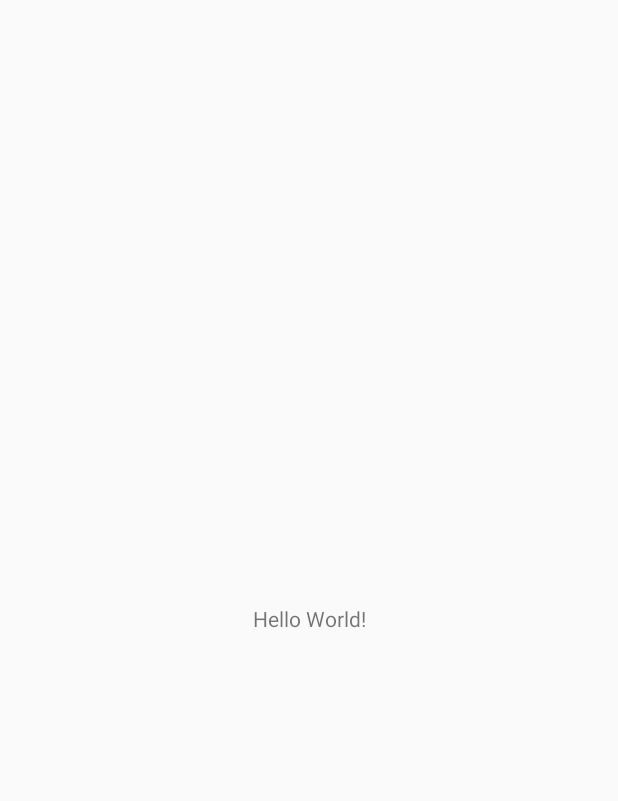
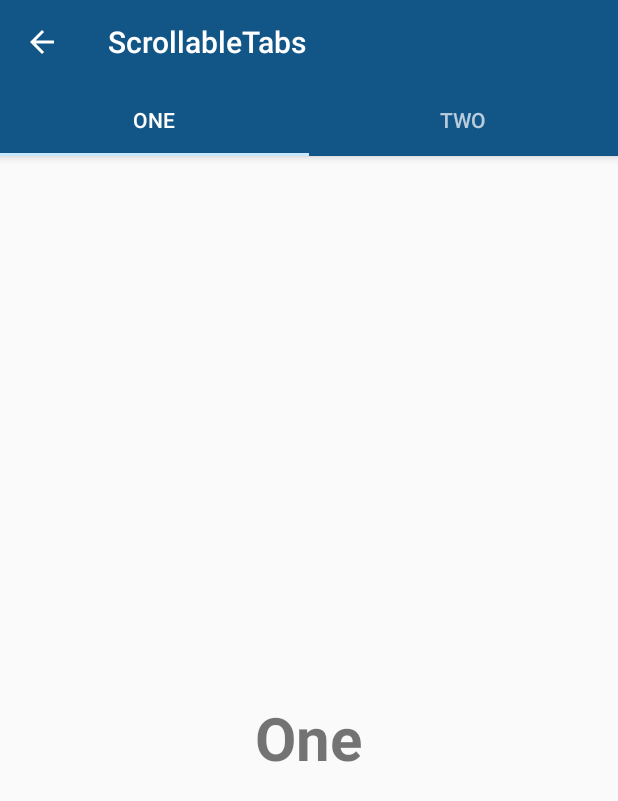
Before and after one commit to nirajmark/ScrollableTabs, an Android app: the screen it shows after launch (MainActivity), on a phone screen of 412 x 824 dp. Before the commit the part shown is almost empty. Shown: the top 801 px of the screen. Run offline under Robolectric (Android 15) with nearby library versions, the phone set to English and light mode, and no system bars.

Commit message:
Created simple scrollable tabs with hardcoded contain

```diff
--- a/app/src/main/java/com/company/scrollabletabs/MainActivity.java
+++ b/app/src/main/java/com/company/scrollabletabs/MainActivity.java
@@ -1,13 +1,79 @@
 package com.company.scrollabletabs;
 
+import android.support.design.widget.TabLayout;
+import android.support.v4.app.Fragment;
+import android.support.v4.app.FragmentManager;
+import android.support.v4.app.FragmentPagerAdapter;
+import android.support.v4.view.ViewPager;
 import android.support.v7.app.AppCompatActivity;
 import android.os.Bundle;
+import android.support.v7.widget.Toolbar;
+
+import com.company.scrollabletabs.fragments.OneFragment;
+import com.company.scrollabletabs.fragments.TwoFragment;
+
+import java.util.ArrayList;
+import java.util.List;
 
 public class MainActivity extends AppCompatActivity {
+
+    private Toolbar toolbar;
+    private TabLayout tabLayout;
+    private ViewPager viewPager;
 
     @Override
     protected void onCreate(Bundle savedInstanceState) {
         super.onCreate(savedInstanceState);
         setContentView(R.layout.activity_main);
+
+        toolbar = (Toolbar) findViewById(R.id.toolbar);
+        setSupportActionBar(toolbar);
+
+        getSupportActionBar().setDisplayHomeAsUpEnabled(true);
+
+        viewPager = (ViewPager) findViewById(R.id.viewpager);
+        setupViewPager(viewPager);
+
+        tabLayout = (TabLayout) findViewById(R.id.tabs);
+        tabLayout.setupWithViewPager(viewPager);
+    }
+
+    private void setupViewPager(ViewPager viewPager) {
+        ViewPagerAdapter adapter = new ViewPagerAdapter(getSupportFragmentManager());
+        adapter.addFragment(new OneFragment(), "ONE");
+        adapter.addFragment(new TwoFragment(), "TWO");
+
+        viewPager.setAdapter(adapter);
+    }
+
+    class ViewPagerAdapter extends FragmentPagerAdapter {
+        private final List<Fragment> mFragmentList = new ArrayList<>();
+        private final List<String> mFragmentTitleList = new ArrayList<>();
+
+        public ViewPagerAdapter(FragmentManager manager) {
+            super(manager);
+        }
+
+        @Override
+        public Fragment getItem(int position) {
+            return mFragmentList.get(position);
+        }
+
+        @Override
+        public int getCount() {
+            return mFragmentList.size();
+        }
+
+        public void addFragment(Fragment fragment, String title) {
+            mFragmentList.add(fragment);
+            mFragmentTitleList.add(title);
+        }
+
+        @Override
+        public CharSequence getPageTitle(int position) {
+            return mFragmentTitleList.get(position);
+        }
     }
 }
+
+//Link : https://www.androidhive.info/2015/09/android-material-design-working-with-tabs/
--- /dev/null
+++ b/app/src/main/java/com/company/scrollabletabs/fragments/OneFragment.java
@@ -0,0 +1,32 @@
+package com.company.scrollabletabs.fragments;
+
+
+import android.os.Bundle;
+import android.support.v4.app.Fragment;
+import android.view.LayoutInflater;
+import android.view.View;
+import android.view.ViewGroup;
+
+import com.company.scrollabletabs.R;
+
+/**
+ * Created by niraj.markandey on 19/10/17.
+ */
+
+public class OneFragment extends Fragment {
+    public OneFragment() {
+        // Required empty public constructor
+    }
+
+    @Override
+    public void onCreate(Bundle savedInstanceState) {
+        super.onCreate(savedInstanceState);
+    }
+
+    @Override
+    public View onCreateView(LayoutInflater inflater, ViewGroup container,
+                             Bundle savedInstanceState) {
+        // Inflate the layout for this fragment
+        return inflater.inflate(R.layout.fragment_one, container, false);
+    }
+}
--- /dev/null
+++ b/app/src/main/java/com/company/scrollabletabs/fragments/TwoFragment.java
@@ -0,0 +1,32 @@
+package com.company.scrollabletabs.fragments;
+
+
+import android.os.Bundle;
+import android.support.v4.app.Fragment;
+import android.view.LayoutInflater;
+import android.view.View;
+import android.view.ViewGroup;
+
+import com.company.scrollabletabs.R;
+
+/**
+ * Created by niraj.markandey on 19/10/17.
+ */
+
+public class TwoFragment extends Fragment {
+    public TwoFragment() {
+        // Required empty public constructor
+    }
+
+    @Override
+    public void onCreate(Bundle savedInstanceState) {
+        super.onCreate(savedInstanceState);
+    }
+
+    @Override
+    public View onCreateView(LayoutInflater inflater, ViewGroup container,
+                             Bundle savedInstanceState) {
+        // Inflate the layout for this fragment
+        return inflater.inflate(R.layout.fragment_two, container, false);
+    }
+}
--- a/app/src/main/res/layout/activity_main.xml
+++ b/app/src/main/res/layout/activity_main.xml
@@ -1,18 +1,33 @@
 <?xml version="1.0" encoding="utf-8"?>
-<android.support.constraint.ConstraintLayout xmlns:android="http://schemas.android.com/apk/res/android"
+<android.support.design.widget.CoordinatorLayout xmlns:android="http://schemas.android.com/apk/res/android"
     xmlns:app="http://schemas.android.com/apk/res-auto"
-    xmlns:tools="http://schemas.android.com/tools"
     android:layout_width="match_parent"
-    android:layout_height="match_parent"
-    tools:context="com.company.scrollabletabs.MainActivity">
+    android:layout_height="match_parent">
 
-    <TextView
-        android:layout_width="wrap_content"
+    <android.support.design.widget.AppBarLayout
+        android:layout_width="match_parent"
         android:layout_height="wrap_content"
-        android:text="Hello World!"
-        app:layout_constraintBottom_toBottomOf="parent"
-        app:layout_constraintLeft_toLeftOf="parent"
-        app:layout_constraintRight_toRightOf="parent"
-        app:layout_constraintTop_toTopOf="parent" />
+        android:theme="@style/ThemeOverlay.AppCompat.Dark.ActionBar">
 
-</android.support.constraint.ConstraintLayout>
+        <android.support.v7.widget.Toolbar
+            android:id="@+id/toolbar"
+            android:layout_width="match_parent"
+            android:layout_height="?attr/actionBarSize"
+            android:background="?attr/colorPrimary"
+            app:layout_scrollFlags="scroll|enterAlways"
+            app:popupTheme="@style/ThemeOverlay.AppCompat.Light" />
+
+        <android.support.design.widget.TabLayout
+            android:id="@+id/tabs"
+            android:layout_width="match_parent"
+            android:layout_height="wrap_content"
+            app:tabMode="fixed"
+            app:tabGravity="fill"/>
+    </android.support.design.widget.AppBarLayout>
+
+    <android.support.v4.view.ViewPager
+        android:id="@+id/viewpager"
+        android:layout_width="match_parent"
+        android:layout_height="match_parent"
+        app:layout_behavior="@string/appbar_scrolling_view_behavior"  />
+</android.support.design.widget.CoordinatorLayout>
--- /dev/null
+++ b/app/src/main/res/layout/fragment_one.xml
@@ -0,0 +1,16 @@
+<?xml version="1.0" encoding="utf-8"?>
+<RelativeLayout xmlns:android="http://schemas.android.com/apk/res/android"
+    xmlns:tools="http://schemas.android.com/tools"
+    android:layout_width="match_parent"
+    android:layout_height="match_parent"
+    tools:context="com.company.scrollabletabs.fragments.OneFragment">
+
+    <TextView
+        android:layout_width="wrap_content"
+        android:layout_height="wrap_content"
+        android:text="@string/one"
+        android:textSize="40dp"
+        android:textStyle="bold"
+        android:layout_centerInParent="true"/>
+
+</RelativeLayout>
--- /dev/null
+++ b/app/src/main/res/layout/fragment_two.xml
@@ -0,0 +1,16 @@
+<?xml version="1.0" encoding="utf-8"?>
+<RelativeLayout xmlns:android="http://schemas.android.com/apk/res/android"
+    xmlns:tools="http://schemas.android.com/tools"
+    android:layout_width="match_parent"
+    android:layout_height="match_parent"
+    tools:context="com.company.scrollabletabs.fragments.TwoFragment">
+
+    <TextView
+        android:layout_width="wrap_content"
+        android:layout_height="wrap_content"
+        android:text="@string/one"
+        android:textSize="40dp"
+        android:textStyle="bold"
+        android:layout_centerInParent="true"/>
+
+</RelativeLayout>
--- a/app/src/main/res/values/strings.xml
+++ b/app/src/main/res/values/strings.xml
@@ -1,3 +1,4 @@
 <resources>
     <string name="app_name">ScrollableTabs</string>
+    <string name="one">One</string>
 </resources>
```
